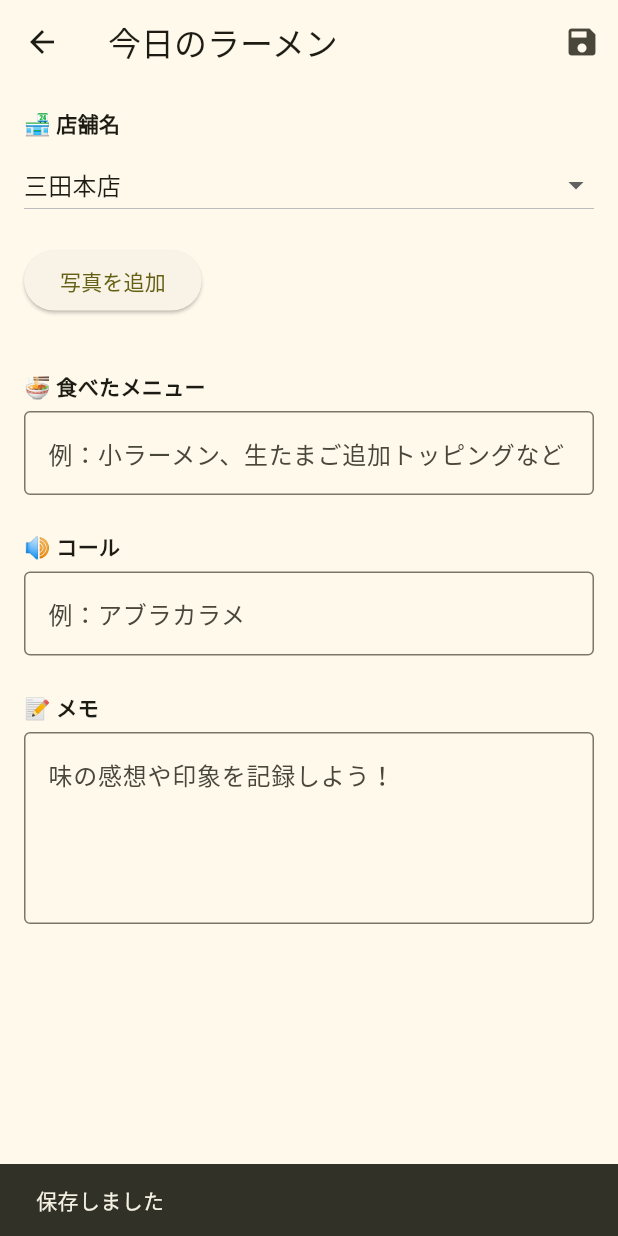
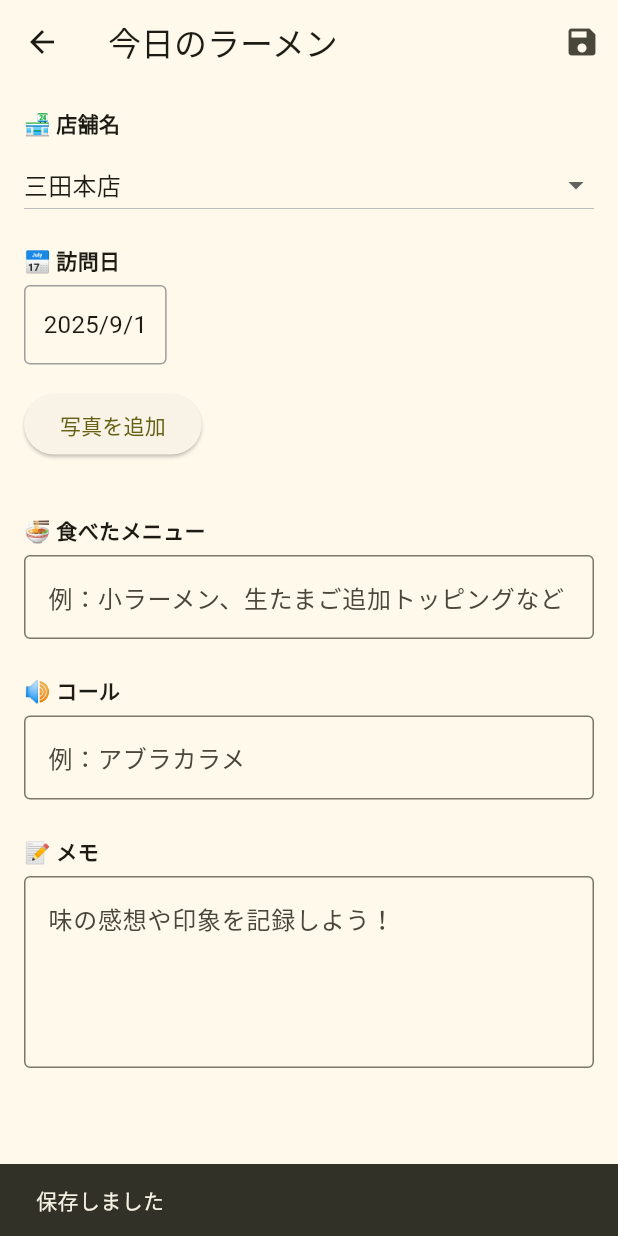
Before and after one commit to RamenJiro-vocational-school/ramen_jiro_vocational_school, a Flutter app: the PhotoPage screen opened directly, after a tap on the "save" icon, on a phone screen of 412 x 824 dp. Run offline on Flutter 3.47's test engine with Material 3 defaults, Android fonts, the light colour scheme and no system bars; our stand-ins replace confetti, flutter_map, image_picker, latlong2, shared_preferences; accounts and stored records are empty.

Commit message:
スタンプラリー画面途中

```diff
--- a/lib/pages/photo_page.dart
+++ b/lib/pages/photo_page.dart
@@ -18,6 +18,7 @@ class _PhotoPageState extends State<PhotoPage> {
   final TextEditingController _menuController = TextEditingController();
   final TextEditingController _callController = TextEditingController();
   final TextEditingController _memoController = TextEditingController();
+  DateTime _selectedDate = DateTime.now();
 
   List<String> _storeNames = [];
   String? _selectedStore;
@@ -38,7 +39,6 @@ class _PhotoPageState extends State<PhotoPage> {
       _selectedStore = names.first;
     });
 
-    // 店舗名が決まったあとに保存データも読む
     _loadData();
   }
 
@@ -49,6 +49,20 @@ class _PhotoPageState extends State<PhotoPage> {
     if (picked != null && _images.length < 4) {
       setState(() {
         _images.add(picked);
+      });
+    }
+  }
+
+  Future<void> _pickDate() async {
+    final DateTime? picked = await showDatePicker(
+      context: context,
+      initialDate: _selectedDate,
+      firstDate: DateTime(2020),
+      lastDate: DateTime.now(),
+    );
+    if (picked != null && picked != _selectedDate) {
+      setState(() {
+        _selectedDate = picked;
       });
     }
   }
@@ -66,6 +80,7 @@ class _PhotoPageState extends State<PhotoPage> {
       'menu': _menuController.text,
       'call': _callController.text,
       'memo': _memoController.text,
+      'date': _selectedDate.toIso8601String(),
     };
 
     await prefs.setString(key, jsonEncode(record));
@@ -94,12 +109,14 @@ class _PhotoPageState extends State<PhotoPage> {
       _menuController.text = data['menu'] ?? '';
       _callController.text = data['call'] ?? '';
       _memoController.text = data['memo'] ?? '';
+      if (data['date'] != null) {
+        _selectedDate = DateTime.tryParse(data['date']) ?? DateTime.now();
+      }
     });
   }
 
   String _generateKey(String suffix) {
-    final now = DateTime.now();
-    final dateString = '${now.year}-${now.month}-${now.day}';
+    final dateString = '${_selectedDate.year}-${_selectedDate.month}-${_selectedDate.day}';
     return 'jiro_${dateString}_${_selectedStore}_$suffix';
   }
 
@@ -135,7 +152,6 @@ class _PhotoPageState extends State<PhotoPage> {
         child: Column(
           crossAxisAlignment: CrossAxisAlignment.start,
           children: [
-            // 店舗選択
             const Text('🏪 店舗名', style: TextStyle(fontWeight: FontWeight.bold)),
             const SizedBox(height: 6),
             DropdownButton<String>(
@@ -144,7 +160,7 @@ class _PhotoPageState extends State<PhotoPage> {
               onChanged: (value) {
                 setState(() {
                   _selectedStore = value;
-                  _loadData(); // 店舗を切り替えたら、その店舗のデータ読み直す
+                  _loadData();
                 });
               },
               items: _storeNames.map((name) {
@@ -156,11 +172,27 @@ class _PhotoPageState extends State<PhotoPage> {
             ),
             const SizedBox(height: 16),
 
-            // 📸 写真追加ボタン
+            const Text('📅 訪問日', style: TextStyle(fontWeight: FontWeight.bold)),
+            const SizedBox(height: 6),
+            InkWell(
+              onTap: _pickDate,
+              child: Container(
+                padding: const EdgeInsets.symmetric(horizontal: 12, vertical: 14),
+                decoration: BoxDecoration(
+                  border: Border.all(color: Colors.grey),
+                  borderRadius: BorderRadius.circular(4),
+                ),
+                child: Text(
+                  '${_selectedDate.year}/${_selectedDate.month}/${_selectedDate.day}',
+                  style: const TextStyle(fontSize: 16),
+                ),
+              ),
+            ),
+            const SizedBox(height: 16),
+
             ElevatedButton(onPressed: _pickImage, child: const Text('写真を追加')),
             const SizedBox(height: 12),
 
-            // 📷 選択済み画像たち（タップで削除）
             Wrap(
               spacing: 8,
               runSpacing: 8,
@@ -205,7 +237,6 @@ class _PhotoPageState extends State<PhotoPage> {
             ),
             const SizedBox(height: 24),
 
-            // 🍜 メニュー入力
             const Text('🍜 食べたメニュー', style: TextStyle(fontWeight: FontWeight.bold)),
             const SizedBox(height: 6),
             TextField(
@@ -217,7 +248,6 @@ class _PhotoPageState extends State<PhotoPage> {
             ),
             const SizedBox(height: 24),
 
-            // 🔊 コール入力
             const Text('🔊 コール', style: TextStyle(fontWeight: FontWeight.bold)),
             const SizedBox(height: 6),
             TextField(
@@ -229,7 +259,6 @@ class _PhotoPageState extends State<PhotoPage> {
             ),
             const SizedBox(height: 24),
 
-            // 📝 メモ
             const Text('📝 メモ', style: TextStyle(fontWeight: FontWeight.bold)),
             const SizedBox(height: 6),
             TextField(
```
Also changed, not shown: lib/pages/record_list_page.dart (+75 -50 lines).
